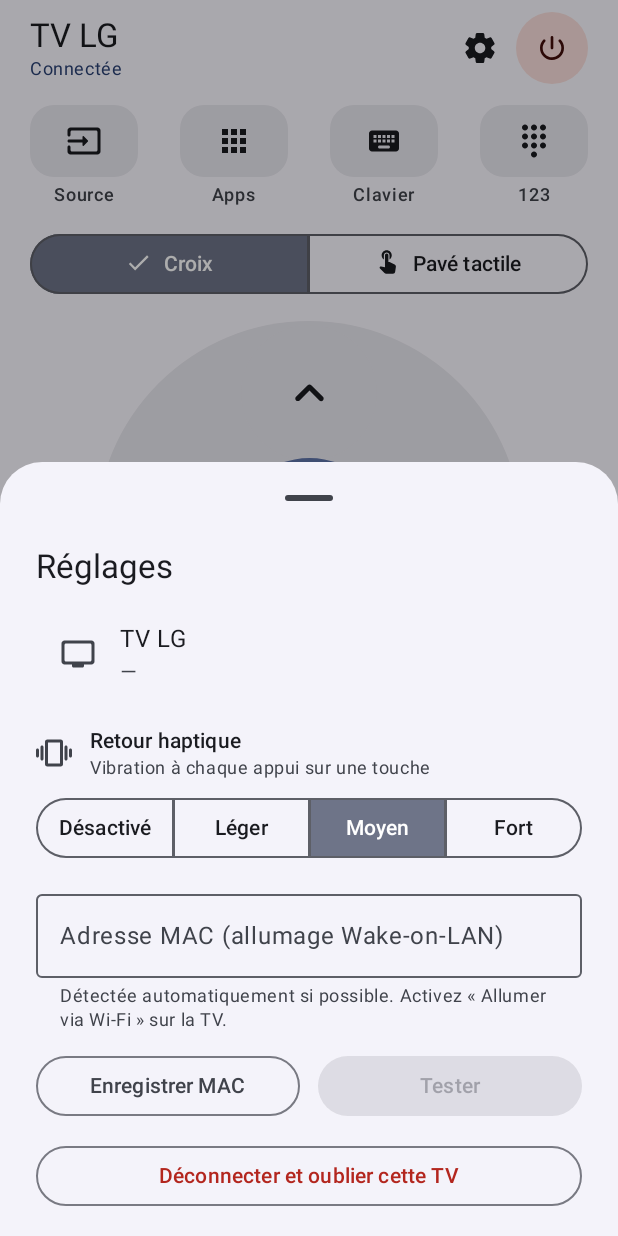
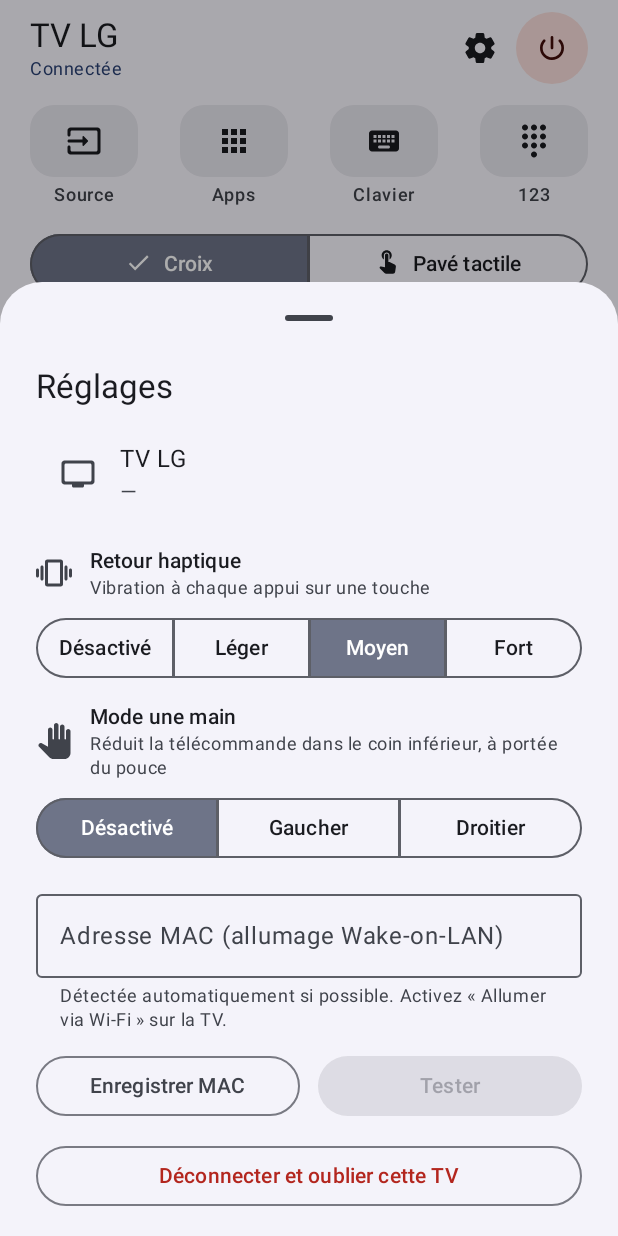
Before and after one commit to MOULINIER/LG-TV-Remote, an Android app built with Jetpack Compose: the composable RemoteScreen shown on its own in the app's theme, after a tap on "Réglages", on a phone screen of 412 x 824 dp. Run offline under Robolectric (Android 15) with nearby library versions, the phone set to English and light mode, and no system bars; pictures from the network do not load.

Commit message:
Add one-handed mode for left- and right-handed use
The remote can shrink into the bottom-left or bottom-right corner
(60-90% size, set in Settings), with a button in the freed strip to
switch hands.

Co-Authored-By: Claude Opus 5.5 <noreply@anthropic.com>
Claude-Session: https://claude.ai/code/session_01DuTFeubLRqTvYp8YCxwW3Y

```diff
--- /dev/null
+++ b/app/src/main/java/com/moulinier/lgremote/ui/OneHanded.kt
@@ -0,0 +1,144 @@
+package com.moulinier.lgremote.ui
+
+import androidx.compose.foundation.layout.Arrangement
+import androidx.compose.foundation.layout.Box
+import androidx.compose.foundation.layout.BoxWithConstraints
+import androidx.compose.foundation.layout.Column
+import androidx.compose.foundation.layout.Row
+import androidx.compose.foundation.layout.fillMaxHeight
+import androidx.compose.foundation.layout.fillMaxSize
+import androidx.compose.foundation.layout.fillMaxWidth
+import androidx.compose.foundation.layout.padding
+import androidx.compose.foundation.layout.width
+import androidx.compose.material.icons.Icons
+import androidx.compose.material.icons.automirrored.rounded.KeyboardArrowLeft
+import androidx.compose.material.icons.automirrored.rounded.KeyboardArrowRight
+import androidx.compose.material.icons.rounded.PanTool
+import androidx.compose.material3.FilledTonalIconButton
+import androidx.compose.material3.Icon
+import androidx.compose.material3.MaterialTheme
+import androidx.compose.material3.SegmentedButton
+import androidx.compose.material3.SegmentedButtonDefaults
+import androidx.compose.material3.SingleChoiceSegmentedButtonRow
+import androidx.compose.material3.Slider
+import androidx.compose.material3.Text
+import androidx.compose.runtime.Composable
+import androidx.compose.runtime.getValue
+import androidx.compose.runtime.mutableFloatStateOf
+import androidx.compose.runtime.remember
+import androidx.compose.runtime.setValue
+import androidx.compose.ui.Alignment
+import androidx.compose.ui.Modifier
+import androidx.compose.ui.graphics.TransformOrigin
+import androidx.compose.ui.graphics.graphicsLayer
+import androidx.compose.ui.unit.dp
+import kotlin.math.roundToInt
+
+/** One-handed mode: shrink the remote into the bottom corner reachable by the thumb. */
+enum class Handedness(val label: String) {
+    Off("Désactivé"), Left("Gaucher"), Right("Droitier");
+
+    companion object {
+        const val MIN_SCALE = 0.6f
+        const val MAX_SCALE = 0.9f
+        const val DEFAULT_SCALE = 0.75f
+        fun parse(name: String?) = entries.firstOrNull { it.name == name } ?: Off
+    }
+}
+
+/**
+ * Lays [content] out at full size, then scales it down towards the bottom-left
+ * (left-handed) or bottom-right (right-handed) corner. Touch input follows the
+ * scaling. The freed side strip holds a button to switch hands.
+ */
+@Composable
+fun OneHandedBox(
+    handedness: Handedness,
+    scale: Float,
+    onSwitchSide: () -> Unit,
+    modifier: Modifier = Modifier,
+    content: @Composable () -> Unit,
+) {
+    if (handedness == Handedness.Off) {
+        Box(modifier.fillMaxSize()) { content() }
+        return
+    }
+    val left = handedness == Handedness.Left
+    BoxWithConstraints(modifier.fillMaxSize()) {
+        Box(
+            Modifier.fillMaxSize().graphicsLayer {
+                scaleX = scale
+                scaleY = scale
+                transformOrigin = TransformOrigin(if (left) 0f else 1f, 1f)
+            },
+        ) { content() }
+
+        // Switch-hand button, centred in the freed side strip.
+        val strip = maxWidth * (1f - scale)
+        Box(
+            Modifier
+                .align(if (left) Alignment.BottomEnd else Alignment.BottomStart)
+                .width(strip)
+                .fillMaxHeight(scale),
+            contentAlignment = Alignment.Center,
+        ) {
+            if (strip >= 48.dp) {
+                FilledTonalIconButton(onClick = onSwitchSide) {
+                    Icon(
+                        if (left) Icons.AutoMirrored.Rounded.KeyboardArrowRight else Icons.AutoMirrored.Rounded.KeyboardArrowLeft,
+                        "Changer de main",
+                    )
+                }
+            }
+        }
+    }
+}
+
+@Composable
+internal fun OneHandedSetting(
+    handedness: Handedness,
+    scale: Float,
+    onHandedness: (Handedness) -> Unit,
+    onScale: (Float) -> Unit,
+) {
+    Column(verticalArrangement = Arrangement.spacedBy(8.dp)) {
+        Row(verticalAlignment = Alignment.CenterVertically, horizontalArrangement = Arrangement.spacedBy(12.dp)) {
+            Icon(Icons.Rounded.PanTool, null, tint = MaterialTheme.colorScheme.onSurfaceVariant)
+            Column(Modifier.weight(1f)) {
+                Text("Mode une main", style = MaterialTheme.typography.titleSmall)
+                Text(
+                    "Réduit la télécommande dans le coin inférieur, à portée du pouce",
+                    style = MaterialTheme.typography.bodySmall,
+                    color = MaterialTheme.colorScheme.onSurfaceVariant,
+                )
+            }
+        }
+        SingleChoiceSegmentedButtonRow(Modifier.fillMaxWidth()) {
+            val entries = Handedness.entries
+            entries.forEachIndexed { i, h ->
+                SegmentedButton(
+                    selected = h == handedness,
+                    onClick = { onHandedness(h) },
+                    shape = SegmentedButtonDefaults.itemShape(i, entries.size),
+                    icon = {},
+                ) { Text(h.label, maxLines = 1) }
+            }
+        }
+        if (handedness != Handedness.Off) {
+            // Local state while dragging; persisted when the finger lifts.
+            var value by remember(scale) { mutableFloatStateOf(scale) }
+            Row(verticalAlignment = Alignment.CenterVertically, horizontalArrangement = Arrangement.spacedBy(12.dp)) {
+                Text("Taille", style = MaterialTheme.typography.bodyMedium)
+                Slider(
+                    value = value,
+                    onValueChange = { value = it },
+                    onValueChangeFinished = { onScale(value) },
+                    valueRange = Handedness.MIN_SCALE..Handedness.MAX_SCALE,
+                    steps = 5,
+                    modifier = Modifier.weight(1f).padding(horizontal = 4.dp),
+                )
+                Text("${(value * 100).roundToInt()} %", style = MaterialTheme.typography.bodyMedium)
+            }
+        }
+    }
+}
--- a/app/src/main/java/com/moulinier/lgremote/ui/RemoteScreen.kt
+++ b/app/src/main/java/com/moulinier/lgremote/ui/RemoteScreen.kt
@@ -62,8 +62,15 @@ fun RemoteScreen(vm: RemoteViewModel) {
     val muted by vm.muted.collectAsStateWithLifecycle()
     var sheet by rememberSaveable { mutableStateOf(Sheet.None) }
     var touchMode by rememberSaveable { mutableStateOf(false) }
+    val handedness by vm.handedness.collectAsStateWithLifecycle()
+    val oneHandScale by vm.oneHandScale.collectAsStateWithLifecycle()
     val cs = MaterialTheme.colorScheme
 
+    OneHandedBox(
+        handedness,
+        oneHandScale,
+        onSwitchSide = { vm.setHandedness(if (handedness == Handedness.Left) Handedness.Right else Handedness.Left) },
+    ) {
         Column(
             Modifier.fillMaxSize().padding(horizontal = 20.dp, vertical = 8.dp),
             horizontalAlignment = Alignment.CenterHorizontally,
@@ -177,6 +184,7 @@ fun RemoteScreen(vm: RemoteViewModel) {
                 MediaKey(Icons.Rounded.FastForward, "Avance rapide", vm::fastForward, m, shape)
             }
         }
+    }
 
     when (sheet) {
         Sheet.Apps -> AppsSheet(vm) { sheet = Sheet.None }
--- a/app/src/main/java/com/moulinier/lgremote/ui/Sheets.kt
+++ b/app/src/main/java/com/moulinier/lgremote/ui/Sheets.kt
@@ -260,6 +260,8 @@ fun SettingsSheet(vm: RemoteViewModel, onDismiss: () -> Unit) {
     val tvName by vm.tvName.collectAsStateWithLifecycle()
     val state by vm.state.collectAsStateWithLifecycle()
     val hapticLevel by vm.hapticLevel.collectAsStateWithLifecycle()
+    val handedness by vm.handedness.collectAsStateWithLifecycle()
+    val oneHandScale by vm.oneHandScale.collectAsStateWithLifecycle()
     var macField by remember(mac) { mutableStateOf(mac ?: "") }
     RemoteSheet("Réglages", onDismiss) {
         Column(Modifier.padding(horizontal = 24.dp).imePadding(), verticalArrangement = Arrangement.spacedBy(12.dp)) {
@@ -274,6 +276,7 @@ fun SettingsSheet(vm: RemoteViewModel, onDismiss: () -> Unit) {
                 onChange = vm::setHapticLevel,
                 problem = remember { vm.haptics.problem() },
             )
+            OneHandedSetting(handedness, oneHandScale, vm::setHandedness, vm::setOneHandScale)
             OutlinedTextField(
                 value = macField,
                 onValueChange = { macField = it },
```
Also changed, not shown: app/src/main/java/com/moulinier/lgremote/RemoteViewModel.kt (+17 -0 lines), 5 other files. Lines whose indentation alone changed are shown as unchanged.
